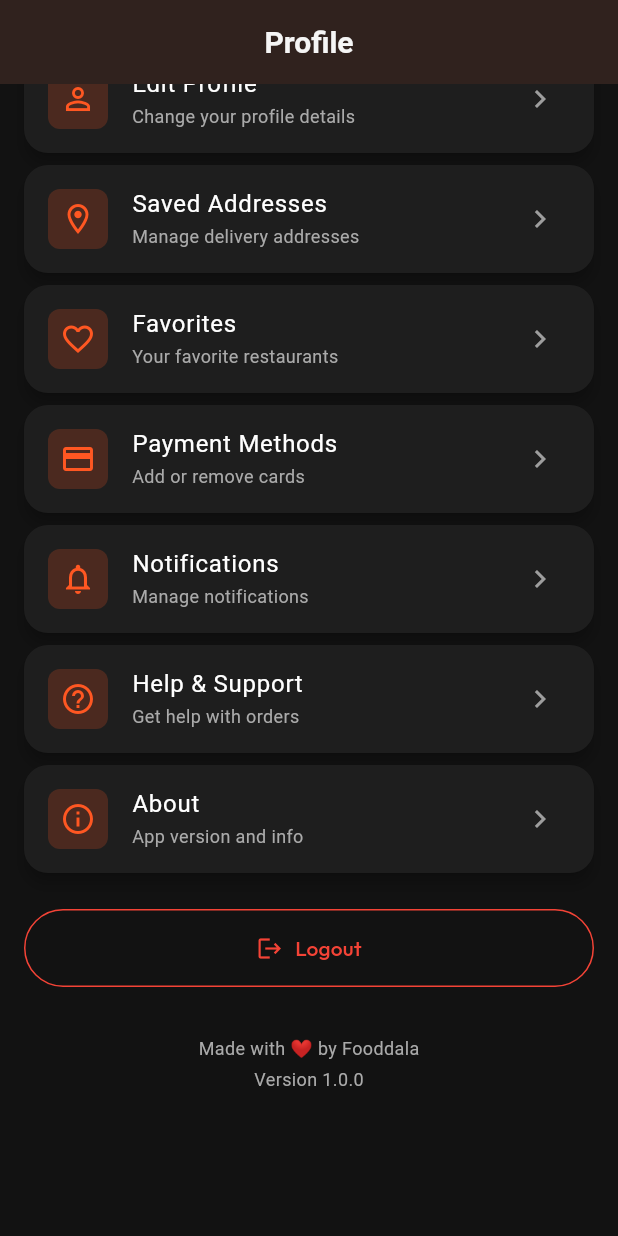
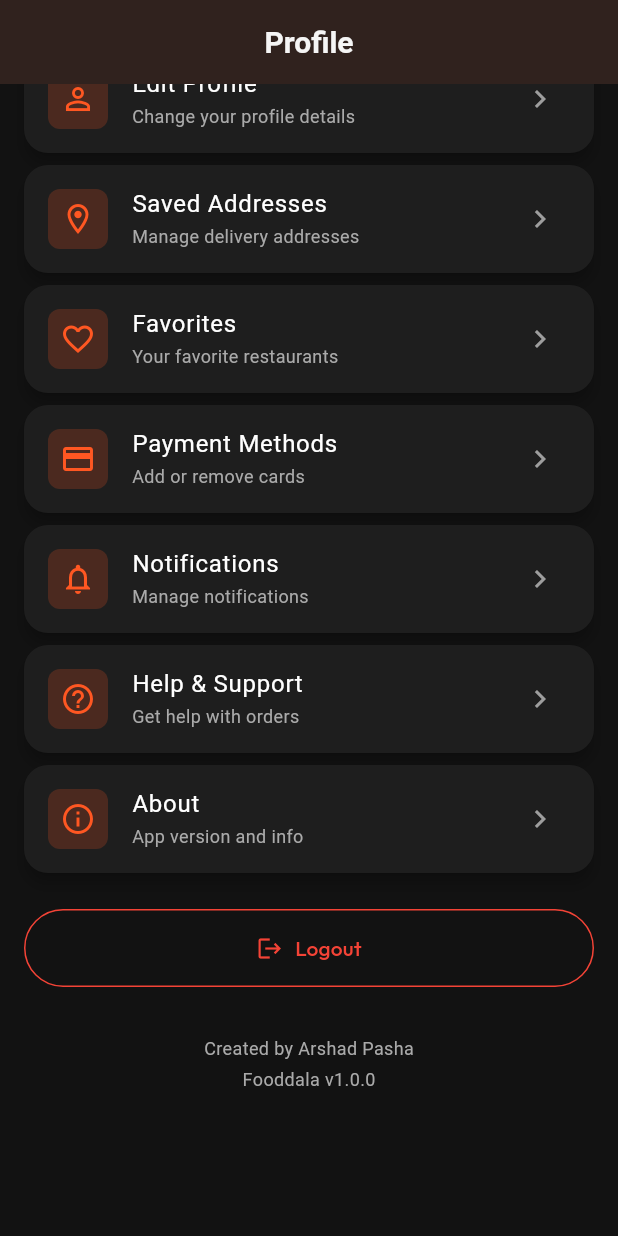
Before and after one commit to pashaarshad/fooddala, a Flutter app: the ProfileScreen screen opened directly, scrolled down 347 dp, on a phone screen of 412 x 824 dp. Run offline on Flutter 3.47's test engine with Material 3 defaults, Android fonts, the light colour scheme and no system bars; our stand-ins replace geolocator, google_fonts, shared_preferences; accounts and stored records are empty.

Commit message:
Add Arshad Pasha branding to splash, footer, and profile

```diff
--- a/fooddala_app/lib/screens/profile_screen.dart
+++ b/fooddala_app/lib/screens/profile_screen.dart
@@ -234,12 +234,12 @@ class ProfileScreen extends StatelessWidget {
             ),
             const SizedBox(height: 32),
             Text(
-              'Made with ❤️ by Fooddala',
+              'Created by Arshad Pasha',
               style: TextStyle(color: AppTheme.textGrey, fontSize: 12),
             ),
             const SizedBox(height: 4),
             Text(
-              'Version 1.0.0',
+              'Fooddala v1.0.0',
               style: TextStyle(color: AppTheme.textGrey, fontSize: 12),
             ),
             const SizedBox(height: 80),
--- a/fooddala_app/lib/screens/splash_screen.dart
+++ b/fooddala_app/lib/screens/splash_screen.dart
@@ -83,7 +83,7 @@ class _SplashScreenState extends State<SplashScreen>
                     ),
                     const SizedBox(height: 8),
                     Text(
-                      'Delicious food delivered fast',
+                      'Created by Arshad Pasha',
                       style: TextStyle(color: AppTheme.textGrey, fontSize: 16),
                     ),
                     const SizedBox(height: 48),
```
Also changed, not shown: 1 other file.
